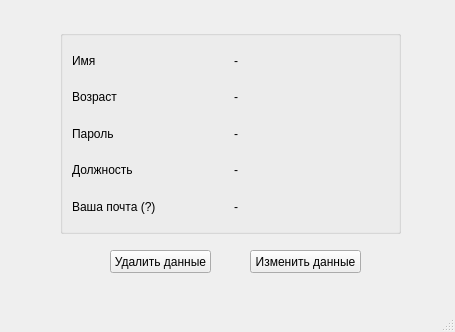
Before: the Qt Designer form qt_design/qt_design/profile_inforamtion.ui in sollmater/digital-library, drawn with Qt 5.
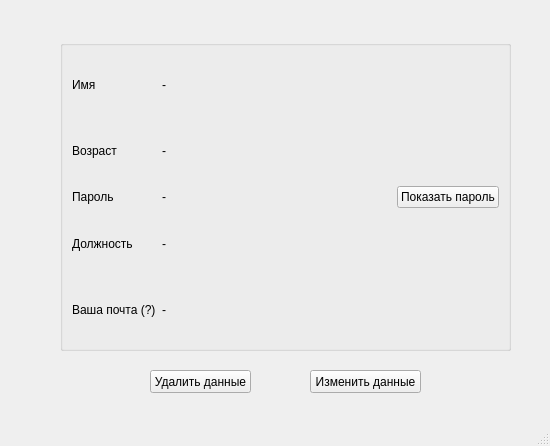
After: the same form once the commit is applied.

What changed in the file:
```diff
--- a/qt_design/qt_design/profile_inforamtion.ui
+++ b/qt_design/qt_design/profile_inforamtion.ui
@@ -6,8 +6,8 @@
    <rect>
     <x>0</x>
     <y>0</y>
-    <width>455</width>
-    <height>332</height>
+    <width>550</width>
+    <height>446</height>
    </rect>
   </property>
   <property name="windowTitle">
@@ -18,9 +18,9 @@
     <property name="geometry">
      <rect>
       <x>60</x>
-      <y>30</y>
-      <width>341</width>
-      <height>204</height>
+      <y>40</y>
+      <width>451</width>
+      <height>311</height>
      </rect>
     </property>
     <property name="title">
@@ -36,11 +36,31 @@
      </item>
      <item row="0" column="0">
       <widget class="QLabel" name="label_6">
+       <property name="sizePolicy">
+        <sizepolicy hsizetype="Fixed" vsizetype="Preferred">
+         <horstretch>0</horstretch>
+         <verstretch>0</verstretch>
+        </sizepolicy>
+       </property>
        <property name="text">
         <string>Имя</string>
        </property>
       </widget>
      </item>
+     <item row="8" column="2">
+      <widget class="QLabel" name="label_15">
+       <property name="text">
+        <string>-</string>
+       </property>
+      </widget>
+     </item>
+     <item row="2" column="2">
+      <widget class="QLabel" name="label_10">
+       <property name="text">
+        <string>-</string>
+       </property>
+      </widget>
+     </item>
      <item row="6" column="0">
       <widget class="QLabel" name="label_12">
        <property name="text">
@@ -55,6 +75,13 @@
        </property>
       </widget>
      </item>
+     <item row="4" column="2">
+      <widget class="QLabel" name="label_13">
+       <property name="text">
+        <string>-</string>
+       </property>
+      </widget>
+     </item>
      <item row="8" column="0">
       <widget class="QLabel" name="label_11">
        <property name="text">
@@ -62,48 +89,40 @@
        </property>
       </widget>
      </item>
-     <item row="4" column="1">
-      <widget class="QLabel" name="label_13">
-       <property name="text">
-        <string>-</string>
-       </property>
-      </widget>
-     </item>
-     <item row="2" column="1">
-      <widget class="QLabel" name="label_10">
-       <property name="text">
-        <string>-</string>
-       </property>
-      </widget>
-     </item>
-     <item row="8" column="1">
-      <widget class="QLabel" name="label_15">
-       <property name="text">
-        <string>-</string>
-       </property>
-      </widget>
-     </item>
-     <item row="6" column="1">
-      <widget class="QLabel" name="label_14">
-       <property name="text">
-        <string>-</string>
-       </property>
-      </widget>
-     </item>
-     <item row="0" column="1">
+     <item row="0" column="2">
       <widget class="QLabel" name="label_4">
        <property name="text">
         <string>-</string>
        </property>
       </widget>
      </item>
+     <item row="6" column="2">
+      <widget class="QLabel" name="label_14">
+       <property name="text">
+        <string>-</string>
+       </property>
+      </widget>
+     </item>
+     <item row="4" column="3">
+      <widget class="QPushButton" name="pushButton_3">
+       <property name="sizePolicy">
+        <sizepolicy hsizetype="Fixed" vsizetype="Fixed">
+         <horstretch>0</horstretch>
+         <verstretch>0</verstretch>
+        </sizepolicy>
+       </property>
+       <property name="text">
+        <string>Показать пароль</string>
+       </property>
+      </widget>
+     </item>
     </layout>
    </widget>
    <widget class="QPushButton" name="pushButton">
     <property name="geometry">
      <rect>
-      <x>110</x>
-      <y>250</y>
+      <x>150</x>
+      <y>370</y>
       <width>101</width>
       <height>23</height>
      </rect>
@@ -115,8 +134,8 @@
    <widget class="QPushButton" name="pushButton_2">
     <property name="geometry">
      <rect>
-      <x>250</x>
-      <y>250</y>
+      <x>310</x>
+      <y>370</y>
       <width>111</width>
       <height>23</height>
      </rect>
```
